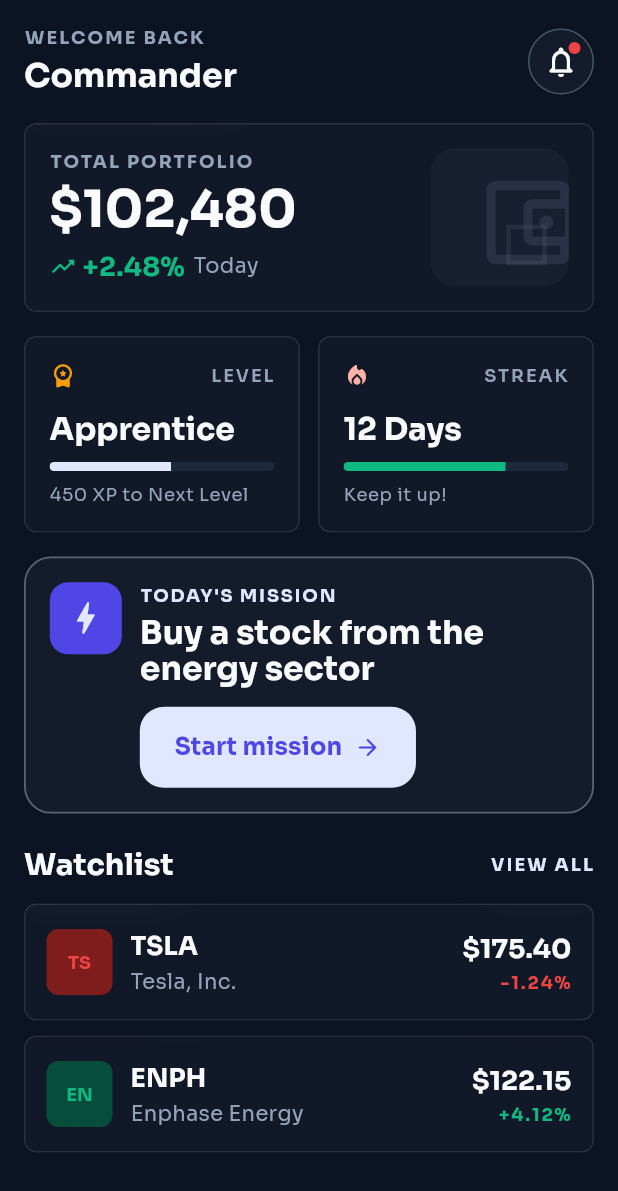
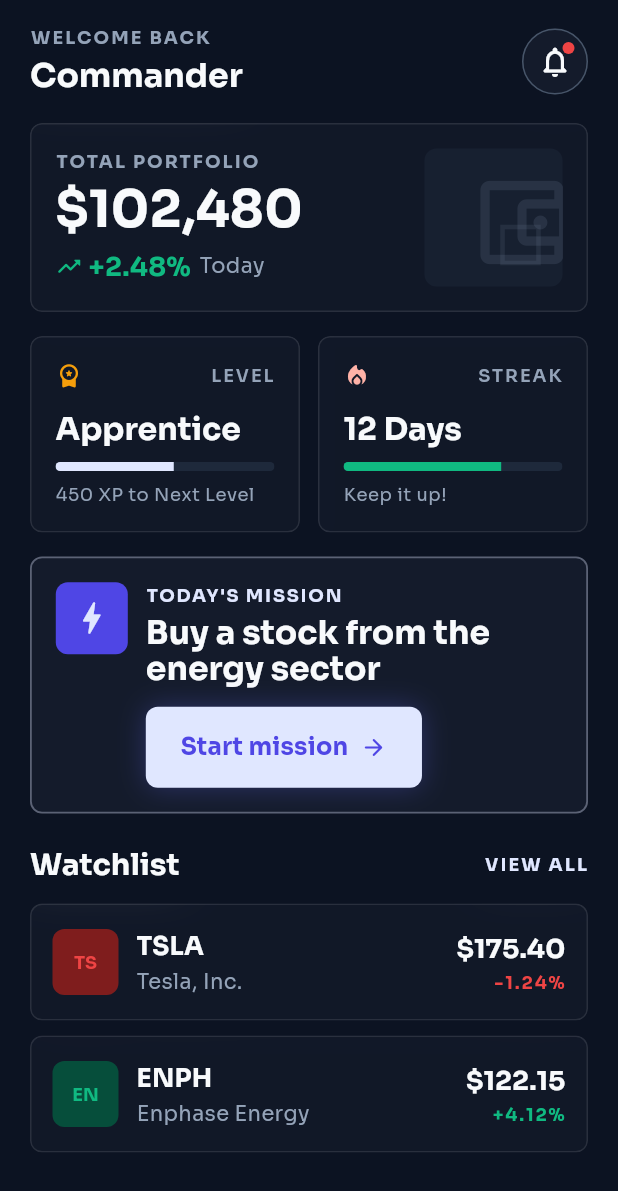
Before and after one commit to Roshan10k/TradeQuest, a Flutter app: the HomePage screen opened directly, on a phone screen of 412 x 824 dp. Shown: the top 1191 px of the screen. Run offline on Flutter 3.47's test engine with Material 3 defaults, Android fonts, the phone set to English and light mode, and no system bars; our stand-ins replace flutter_svg, go_router, google_fonts.

Commit message:
polish home dashboard corners, margin and CTA glow

```diff
--- a/lib/features/home/presentation/pages/home_page.dart
+++ b/lib/features/home/presentation/pages/home_page.dart
@@ -15,7 +15,7 @@ class HomePage extends StatelessWidget {
       body: SafeArea(
         child: SingleChildScrollView(
           physics: const BouncingScrollPhysics(),
-          padding: const EdgeInsets.fromLTRB(16, 16, 16, 24),
+          padding: const EdgeInsets.fromLTRB(20, 16, 20, 24),
           child: Column(
             crossAxisAlignment: CrossAxisAlignment.stretch,
             children: [
@@ -111,7 +111,7 @@ class HomePage extends StatelessWidget {
                       height: 92,
                       width: 92,
                       decoration: BoxDecoration(
-                        borderRadius: BorderRadius.circular(16),
+                        borderRadius: BorderRadius.circular(8),
                         color: AppColors.bgCardAlt.withValues(alpha: 0.45),
                       ),
                       child: Stack(
@@ -177,7 +177,7 @@ class HomePage extends StatelessWidget {
                 padding: const EdgeInsets.all(16),
                 decoration: BoxDecoration(
                   color: AppColors.bgCard,
-                  borderRadius: BorderRadius.circular(18),
+                  borderRadius: BorderRadius.circular(8),
                   border: Border.all(
                     color: AppColors.button.withValues(alpha: 0.35),
                     style: BorderStyle.solid,
@@ -192,7 +192,7 @@ class HomePage extends StatelessWidget {
                       width: 48,
                       decoration: BoxDecoration(
                         color: AppColors.accentPurpleDim,
-                        borderRadius: BorderRadius.circular(12),
+                        borderRadius: BorderRadius.circular(8),
                       ),
                       child: const Icon(
                         Icons.bolt_rounded,
@@ -225,15 +225,24 @@ class HomePage extends StatelessWidget {
                                 ),
                           ),
                           const SizedBox(height: 14),
-                          SizedBox(
+                          Container(
                             height: 54,
+                            decoration: BoxDecoration(
+                              borderRadius: BorderRadius.circular(8),
+                              boxShadow: const [
+                                BoxShadow(
+                                  color: Color(0x4D6366F1),
+                                  blurRadius: 15,
+                                ),
+                              ],
+                            ),
                             child: FilledButton(
                               onPressed: () => context.go(AppRoutes.trade),
                               style: FilledButton.styleFrom(
                                 backgroundColor: AppColors.button,
                                 foregroundColor: AppColors.buttonText,
                                 shape: RoundedRectangleBorder(
-                                  borderRadius: BorderRadius.circular(16),
+                                  borderRadius: BorderRadius.circular(8),
                                 ),
                                 textStyle: Theme.of(context)
                                     .textTheme
```
